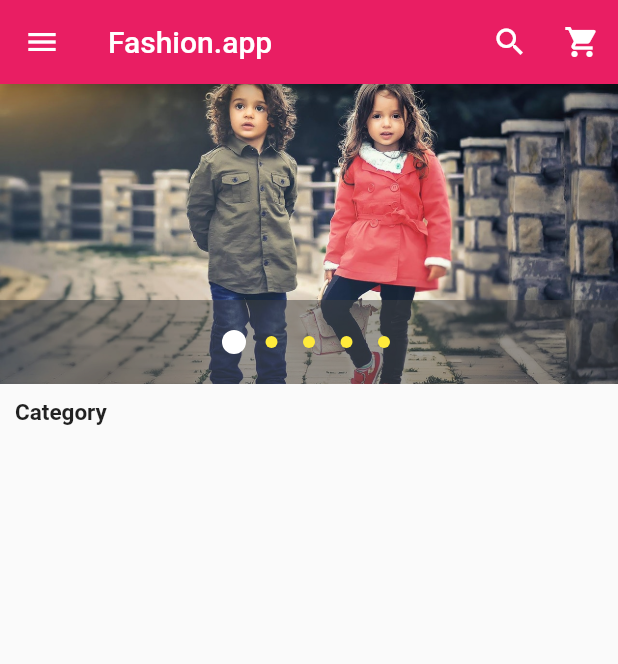
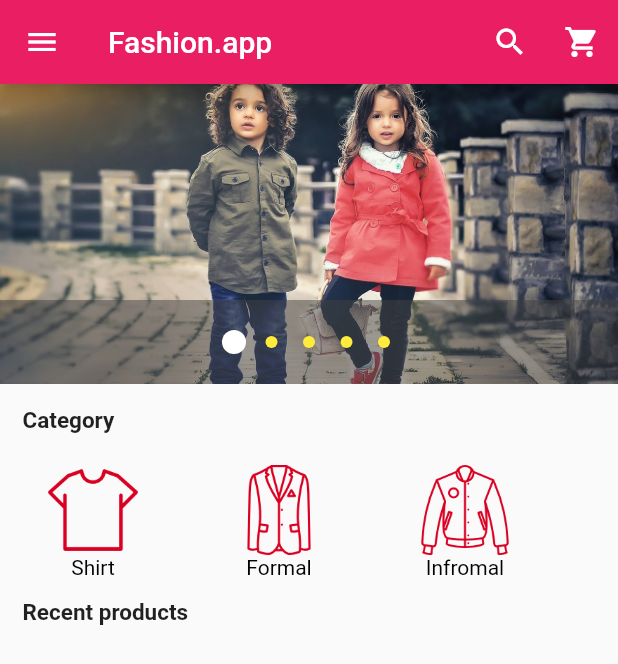
Before and after one commit to Sourav59580/Fashion_app_with-flutter, a Flutter app: the screen it shows after launch, on a phone screen of 412 x 824 dp. Shown: the top 664 px of the screen. Run offline on Flutter 3.47's test engine with Material 2 defaults, Android fonts, the phone set to English and light mode, and no system bars; drawn by our look-alikes of carousel_pro.

Commit message:
horijontalListView done commit(09/07/2020)

```diff
--- a/lib/component/horijontalList.dart
+++ b/lib/component/horijontalList.dart
@@ -4,13 +4,72 @@ class HorijontalList extends StatelessWidget {
   @override
   Widget build(BuildContext context) {
     return Container(
-      height: 80,
-      child: ListView(
-        scrollDirection: Axis.horizontal,
-        children: <Widget>[
+      height: 80.0,
+     child: ListView(
+       scrollDirection: Axis.horizontal,
+       children: <Widget>[
+         Category(
+           imageLocation: 'images/cats/tshirt.png',
+           imageCaption: 'Shirt',
+         ),
+         Category(
+           imageLocation: 'images/cats/formal.png',
+           imageCaption: "Formal",
+         ),
+         Category(
+           imageLocation: 'images/cats/informal.png',
+           imageCaption: "Infromal",
+         ),
+         Category(
+           imageLocation: 'images/cats/dress.png',
+           imageCaption: "Dress",
+         ),
+         Category(
+           imageLocation: 'images/cats/jeans.png',
+           imageCaption: "Jeans",
+         ),
+         Category(
+           imageLocation: 'images/cats/shoe.png',
+           imageCaption: "Shoe",
+         ),
+         Category(
+           imageLocation: 'images/cats/accessories.png',
+           imageCaption: "Accessories",
+         ),
 
-        ],
-      ),
+       ],
+     ),
     );
   }
 }
+
+class Category extends StatelessWidget {
+  final String imageLocation;
+  final String imageCaption;
+
+  Category({
+    this.imageLocation,
+    this.imageCaption
+  });
+  @override
+  Widget build(BuildContext context) {
+    return Padding(padding: EdgeInsets.all(2),
+    child: InkWell(
+      onTap: (){},
+      child: Container(
+        width: 120,
+        child: ListTile(
+          title: Image.asset(imageLocation,
+          width: 90,
+          height: 60,),
+          subtitle: Container(
+            alignment: Alignment.topCenter,
+            child: Text(imageCaption,style: TextStyle(color: Colors.black),),
+          )
+
+        ),
+      ),
+    ),);
+
+  }
+}
--- /dev/null
+++ b/lib/component/products.dart
@@ -0,0 +1,8 @@
+import 'package:flutter/material.dart';
+
+class Product extends StatelessWidget {
+  @override
+  Widget build(BuildContext context) {
+    return Container();
+  }
+}
--- a/lib/main.dart
+++ b/lib/main.dart
@@ -1,6 +1,7 @@
 import 'package:flutter/material.dart';
 import 'package:carousel_pro/carousel_pro.dart';
 import 'package:flutterfashion/component/horijontalList.dart';
+import 'package:flutterfashion/component/products.dart';
 
 void main(){
   runApp(MaterialApp(
@@ -128,13 +129,23 @@ class _HomePageState extends State<HomePage> {
 
           // padding category
           Padding(
-            padding: EdgeInsets.all(10),
+            padding: EdgeInsets.all(15),
             child: Text("Category",style: TextStyle(fontWeight: FontWeight.bold,fontSize: 15),),
           ),
 
           //Horizontal list view
           HorijontalList(),
 
+          //recent view category
+          Padding(
+            padding: EdgeInsets.all(15),
+            child: Text("Recent products",style: TextStyle(fontWeight: FontWeight.bold,fontSize: 15),),
+          ),
+          Container(
+            height: 320,
+            child: Product(),
+          ),
+
         ],
       ),
     );
```
